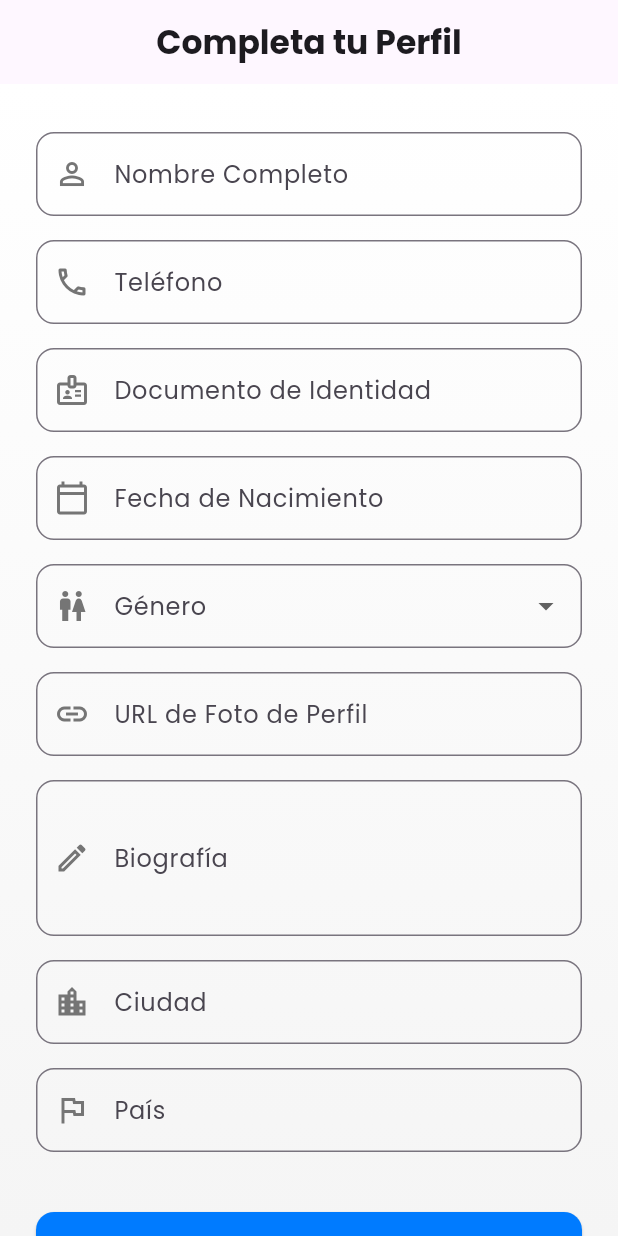
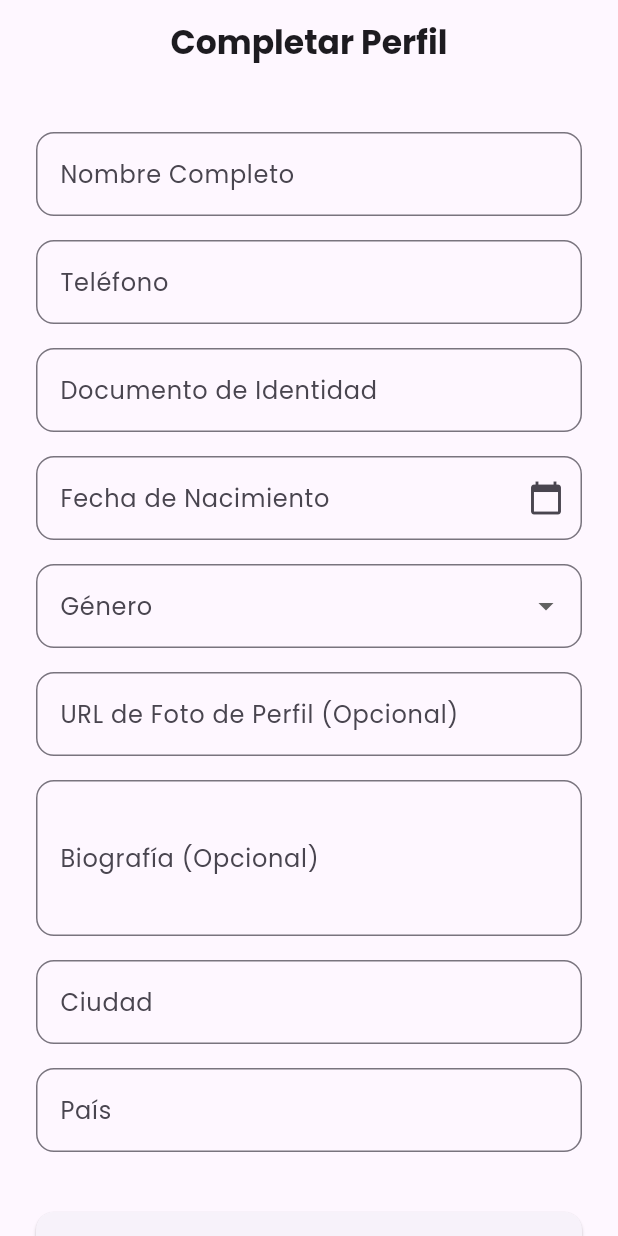
Before and after one commit to proyecto-de-11/Reservas-canchas-app, a Flutter app: the CreateProfileScreen screen opened by its route, on a phone screen of 412 x 824 dp. Run offline on Flutter 3.47's test engine with Material 3 defaults, Android fonts, the phone set to English and light mode, and no system bars; our stand-ins replace fl_chart, go_router, google_fonts, shared_preferences; accounts and stored records are empty.

Commit message:
cambios de la pantalla

```diff
--- a/lib/screens/create_profile_screen.dart
+++ b/lib/screens/create_profile_screen.dart
@@ -1,10 +1,10 @@
 import 'package:flutter/material.dart';
+import 'package:go_router/go_router.dart';
 import 'package:google_fonts/google_fonts.dart';
 import 'package:intl/intl.dart';
-import 'package:provider/provider.dart';
-import 'package:go_router/go_router.dart';
 import 'package:myapp/services/api_service.dart';
 import 'package:myapp/services/auth_service.dart';
+import 'package:provider/provider.dart';
 
 class CreateProfileScreen extends StatefulWidget {
   const CreateProfileScreen({super.key});
@@ -15,33 +15,46 @@ class CreateProfileScreen extends StatefulWidget {
 
 class _CreateProfileScreenState extends State<CreateProfileScreen> {
   final _formKey = GlobalKey<FormState>();
-  final _apiService = ApiService();
+  final _fullNameController = TextEditingController();
+  final _phoneController = TextEditingController();
+  final _idController = TextEditingController();
+  final _birthDateController = TextEditingController();
+  final _bioController = TextEditingController();
+  final _cityController = TextEditingController();
+  final _countryController = TextEditingController();
+  final _profilePicController = TextEditingController();
 
-  // Controladores para cada campo del formulario
-  final _nombreCompletoController = TextEditingController();
-  final _telefonoController = TextEditingController();
-  final _documentoIdentidadController = TextEditingController();
-  final _fechaNacimientoController = TextEditingController();
-  final _fotoPerfilController = TextEditingController();
-  final _biografiaController = TextEditingController();
-  final _ciudadController = TextEditingController();
-  final _paisController = TextEditingController();
-  String? _generoValue;
-  DateTime? _selectedDate;
+  String? _selectedGender;
+  DateTime? _selectedBirthDate;
 
   bool _isLoading = false;
 
   @override
   void dispose() {
-    _nombreCompletoController.dispose();
-    _telefonoController.dispose();
-    _documentoIdentidadController.dispose();
-    _fechaNacimientoController.dispose();
-    _fotoPerfilController.dispose();
-    _biografiaController.dispose();
-    _ciudadController.dispose();
-    _paisController.dispose();
+    _fullNameController.dispose();
+    _phoneController.dispose();
+    _idController.dispose();
+    _birthDateController.dispose();
+    _bioController.dispose();
+    _cityController.dispose();
+    _countryController.dispose();
+    _profilePicController.dispose();
     super.dispose();
+  }
+
+  Future<void> _selectDate(BuildContext context) async {
+    final DateTime? picked = await showDatePicker(
+      context: context,
+      initialDate: _selectedBirthDate ?? DateTime.now(),
+      firstDate: DateTime(1920, 1),
+      lastDate: DateTime.now(),
+    );
+    if (picked != null && picked != _selectedBirthDate) {
+      setState(() {
+        _selectedBirthDate = picked;
+        _birthDateController.text = DateFormat('yyyy-MM-dd').format(picked);
+      });
+    }
   }
 
   Future<void> _submitForm() async {
@@ -49,75 +62,51 @@ class _CreateProfileScreenState extends State<CreateProfileScreen> {
       setState(() => _isLoading = true);
 
       final authService = Provider.of<AuthService>(context, listen: false);
-      final token = authService.token;
-      final userIdString = authService.userId;
+      final apiService = ApiService();
 
-      if (token == null || userIdString == null) {
-        if (!mounted) return;
-        ScaffoldMessenger.of(context).showSnackBar(const SnackBar(
-          content: Text('Error de autenticación. Por favor, inicia sesión de nuevo.'),
-          backgroundColor: Colors.red,
-        ));
-        setState(() => _isLoading = false);
-        return;
-      }
-
-      final userIdInt = int.tryParse(userIdString);
-      if (userIdInt == null) {
-          if (!mounted) return;
-          ScaffoldMessenger.of(context).showSnackBar(const SnackBar(
-          content: Text('Error interno: El ID de usuario no es válido.'),
-          backgroundColor: Colors.red,
-        ));
+      if (authService.userId == null || authService.token == null) {
+        ScaffoldMessenger.of(context).showSnackBar(
+          const SnackBar(content: Text('Error: Usuario no autenticado.')),
+        );
         setState(() => _isLoading = false);
         return;
       }
 
       final profileData = {
-        'usuarioId': userIdInt,
-        'nombreCompleto': _nombreCompletoController.text,
-        'telefono': _telefonoController.text,
-        'documentoIdentidad': _documentoIdentidadController.text,
-        'fechaNacimiento': _fechaNacimientoController.text,
-        'genero': _generoValue,
-        'fotoPerfil': _fotoPerfilController.text,
-        'biografia': _biografiaController.text,
-        'ciudad': _ciudadController.text,
-        'pais': _paisController.text,
+        'usuarioId': authService.userId!,
+        'nombreCompleto': _fullNameController.text,
+        'telefono': _phoneController.text,
+        'documentoIdentidad': _idController.text,
+        'fechaNacimiento': _birthDateController.text,
+        'genero': _selectedGender,
+        'fotoPerfil': _profilePicController.text,
+        'biografia': _bioController.text,
+        'ciudad': _cityController.text,
+        'pais': _countryController.text,
       };
 
-      final success = await _apiService.createProfile(profileData, token);
+      final success = await apiService.createProfile(profileData, authService.token!);
 
       if (!mounted) return;
-      setState(() => _isLoading = false);
 
       if (success) {
-        ScaffoldMessenger.of(context).showSnackBar(const SnackBar(
-          content: Text('¡Perfil creado con éxito!'),
-          backgroundColor: Colors.green,
-        ));
-        context.go('/home');
+        // ¡Paso clave! Cerrar la sesión actual antes de redirigir.
+        await authService.logout();
+
+        if (!mounted) return;
+
+        ScaffoldMessenger.of(context).showSnackBar(
+          const SnackBar(content: Text('¡Perfil creado! Por favor, inicia sesión de nuevo.')),
+        );
+
+        // Ahora, la redirección a /login funcionará como se espera.
+        context.go('/login');
       } else {
-        ScaffoldMessenger.of(context).showSnackBar(const SnackBar(
-          content: Text('Error al crear el perfil. Inténtalo de nuevo.'),
-          backgroundColor: Colors.red,
-        ));
+        setState(() => _isLoading = false);
+        ScaffoldMessenger.of(context).showSnackBar(
+          const SnackBar(content: Text('Error al crear el perfil. Inténtalo de nuevo.')),
+        );
       }
-    }
-  }
-
-  Future<void> _selectDate(BuildContext context) async {
-    final DateTime? picked = await showDatePicker(
-      context: context,
-      initialDate: _selectedDate ?? DateTime(2000),
-      firstDate: DateTime(1920),
-      lastDate: DateTime.now(),
-    );
-    if (picked != null && picked != _selectedDate) {
-      setState(() {
-        _selectedDate = picked;
-        _fechaNacimientoController.text = DateFormat('yyyy-MM-dd').format(picked);
-      });
     }
   }
 
@@ -125,35 +114,27 @@ class _CreateProfileScreenState extends State<CreateProfileScreen> {
   Widget build(BuildContext context) {
     return Scaffold(
       appBar: AppBar(
-        title: Text('Completa tu Perfil', style: GoogleFonts.poppins(fontWeight: FontWeight.bold)),
+        title: Text('Completar Perfil', style: GoogleFonts.poppins(fontWeight: FontWeight.bold)),
         centerTitle: true,
         backgroundColor: Colors.transparent,
         elevation: 0,
       ),
-      body: Container(
-        decoration: BoxDecoration(
-          gradient: LinearGradient(
-            begin: Alignment.topCenter,
-            end: Alignment.bottomCenter,
-            colors: [Colors.white, Colors.grey.shade100],
-          ),
-        ),
+      body: SingleChildScrollView(
+        padding: const EdgeInsets.all(24.0),
         child: Form(
           key: _formKey,
-          child: SingleChildScrollView(
-            padding: const EdgeInsets.all(24.0),
           child: Column(
             crossAxisAlignment: CrossAxisAlignment.stretch,
             children: [
-                _buildTextFormField(_nombreCompletoController, 'Nombre Completo', Icons.person_outline),
-                _buildTextFormField(_telefonoController, 'Teléfono', Icons.phone_outlined),
-                _buildTextFormField(_documentoIdentidadController, 'Documento de Identidad', Icons.badge_outlined),
-                _buildDatePickerFormField(),
+              _buildTextField(_fullNameController, 'Nombre Completo'),
+              _buildTextField(_phoneController, 'Teléfono'),
+              _buildTextField(_idController, 'Documento de Identidad'),
+              _buildDateField(),
               _buildGenderDropdown(),
-                _buildTextFormField(_fotoPerfilController, 'URL de Foto de Perfil', Icons.link_outlined),
-                _buildTextFormField(_biografiaController, 'Biografía', Icons.edit_outlined, maxLines: 3),
-                _buildTextFormField(_ciudadController, 'Ciudad', Icons.location_city_outlined),
-                _buildTextFormField(_paisController, 'País', Icons.flag_outlined),
+              _buildTextField(_profilePicController, 'URL de Foto de Perfil (Opcional)', isOptional: true),
+              _buildTextField(_bioController, 'Biografía (Opcional)', isOptional: true, maxLines: 3),
+              _buildTextField(_cityController, 'Ciudad'),
+              _buildTextField(_countryController, 'País'),
               const SizedBox(height: 32),
               _isLoading
                   ? const Center(child: CircularProgressIndicator())
@@ -161,36 +142,26 @@ class _CreateProfileScreenState extends State<CreateProfileScreen> {
                       onPressed: _submitForm,
                       style: ElevatedButton.styleFrom(
                         padding: const EdgeInsets.symmetric(vertical: 16),
-                          backgroundColor: const Color(0xFF007BFF),
                         shape: RoundedRectangleBorder(borderRadius: BorderRadius.circular(12)),
                       ),
-                        child: Text('Guardar Perfil', style: GoogleFonts.poppins(fontSize: 16, fontWeight: FontWeight.w600, color: Colors.white)),
+                      child: const Text('Guardar Perfil'),
                     ),
             ],
-            ),
           ),
         ),
       ),
     );
   }
 
-  Widget _buildTextFormField(TextEditingController controller, String label, IconData icon, {int maxLines = 1}) {
+  Widget _buildTextField(TextEditingController controller, String label, {bool isOptional = false, int maxLines = 1}) {
     return Padding(
       padding: const EdgeInsets.symmetric(vertical: 8.0),
       child: TextFormField(
         controller: controller,
         maxLines: maxLines,
-        decoration: InputDecoration(
-          labelText: label,
-          prefixIcon: Icon(icon, color: Colors.grey[600]),
-          border: OutlineInputBorder(borderRadius: BorderRadius.circular(12)),
-          focusedBorder: OutlineInputBorder(
-            borderRadius: BorderRadius.circular(12),
-            borderSide: const BorderSide(color: Color(0xFF007BFF), width: 2),
-          ),
-        ),
+        decoration: InputDecoration(labelText: label, border: OutlineInputBorder(borderRadius: BorderRadius.circular(12))),
         validator: (value) {
-          if (value == null || value.isEmpty) {
+          if (!isOptional && (value == null || value.isEmpty)) {
             return 'Este campo es obligatorio';
           }
           return null;
@@ -199,24 +170,19 @@ class _CreateProfileScreenState extends State<CreateProfileScreen> {
     );
   }
 
-  Widget _buildDatePickerFormField() {
+  Widget _buildDateField() {
     return Padding(
       padding: const EdgeInsets.symmetric(vertical: 8.0),
       child: TextFormField(
-        controller: _fechaNacimientoController,
-        readOnly: true,
+        controller: _birthDateController,
         decoration: InputDecoration(
           labelText: 'Fecha de Nacimiento',
-          prefixIcon: Icon(Icons.calendar_today_outlined, color: Colors.grey[600]),
           border: OutlineInputBorder(borderRadius: BorderRadius.circular(12)),
+          suffixIcon: const Icon(Icons.calendar_today),
         ),
+        readOnly: true,
         onTap: () => _selectDate(context),
-        validator: (value) {
-          if (value == null || value.isEmpty) {
-            return 'Este campo es obligatorio';
-          }
-          return null;
-        },
+        validator: (value) => (value == null || value.isEmpty) ? 'Este campo es obligatorio' : null,
       ),
     );
   }
@@ -225,24 +191,13 @@ class _CreateProfileScreenState extends State<CreateProfileScreen> {
     return Padding(
       padding: const EdgeInsets.symmetric(vertical: 8.0),
       child: DropdownButtonFormField<String>(
-        initialValue: _generoValue,
-        decoration: InputDecoration(
-          labelText: 'Género',
-          prefixIcon: Icon(Icons.wc_outlined, color: Colors.grey[600]),
-          border: OutlineInputBorder(borderRadius: BorderRadius.circular(12)),
-        ),
-        items: ['masculino', 'femenino', 'otro'].map((String value) {
-          return DropdownMenuItem<String>(
-            value: value,
-            child: Text(value[0].toUpperCase() + value.substring(1)), // Capitalize
-          );
-        }).toList(),
-        onChanged: (newValue) {
-          setState(() {
-            _generoValue = newValue;
-          });
-        },
-        validator: (value) => value == null ? 'Este campo es obligatorio' : null,
+        value: _selectedGender,
+        decoration: InputDecoration(labelText: 'Género', border: OutlineInputBorder(borderRadius: BorderRadius.circular(12))),
+        items: ['Masculino', 'Femenino', 'Otro']
+            .map((gender) => DropdownMenuItem(value: gender, child: Text(gender)))
+            .toList(),
+        onChanged: (value) => setState(() => _selectedGender = value),
+        validator: (value) => (value == null) ? 'Selecciona un género' : null,
       ),
     );
   }
```
Also changed, not shown: lib/home_screen.dart (+44 -7 lines). Lines whose indentation alone changed are shown as unchanged.
